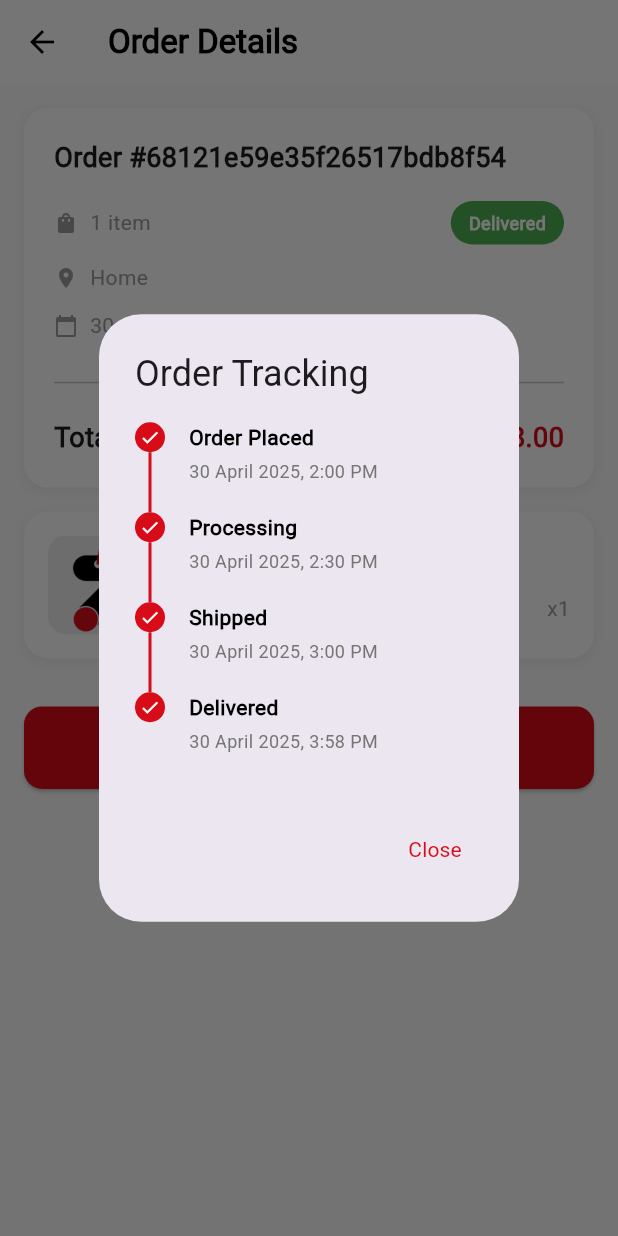
After one commit to itiswd/Z-Store, a Flutter app: the OrderDetailsScreen screen opened directly, after a tap on "Track Order", on a phone screen of 412 x 824 dp. The commit adds this screen. Run offline on Flutter 3.47's test engine with Material 3 defaults, Android fonts, the phone set to English and light mode, and no system bars; our stand-ins replace carousel_slider, flutter_screenutil.

```diff
--- /dev/null
+++ b/lib/features/home/presentation/pages/details.dart
@@ -0,0 +1,381 @@
+// ignore_for_file: deprecated_member_use
+
+import 'package:flutter/material.dart';
+import 'package:flutter_screenutil/flutter_screenutil.dart';
+
+class OrderDetailsScreen extends StatelessWidget {
+  final String orderId;
+  final String status;
+  final String total;
+  final String date;
+
+  const OrderDetailsScreen({
+    super.key,
+    required this.orderId,
+    required this.status,
+    required this.total,
+    required this.date,
+  });
+
+  @override
+  Widget build(BuildContext context) {
+    return Scaffold(
+      backgroundColor: Colors.grey[50],
+      appBar: AppBar(
+        backgroundColor: Colors.white,
+        elevation: 0,
+        leading: IconButton(
+          icon: const Icon(Icons.arrow_back, color: Colors.black),
+          onPressed: () => Navigator.pop(context),
+        ),
+        title: const Text(
+          'Order Details',
+          style: TextStyle(color: Colors.black, fontWeight: FontWeight.bold),
+        ),
+      ),
+      body: SingleChildScrollView(
+        child: Column(
+          children: [
+            // Order Summary Card
+            Container(
+              width: double.infinity,
+              margin: const EdgeInsets.all(16.0),
+              padding: const EdgeInsets.all(20.0),
+              decoration: BoxDecoration(
+                color: Colors.white,
+                borderRadius: BorderRadius.circular(16),
+                boxShadow: [
+                  BoxShadow(
+                    color: Colors.grey.withOpacity(0.1),
+                    spreadRadius: 1,
+                    blurRadius: 4,
+                    offset: const Offset(0, 2),
+                  ),
+                ],
+              ),
+              child: Column(
+                crossAxisAlignment: CrossAxisAlignment.start,
+                children: [
+                  Text(
+                    'Order #$orderId',
+                    style: const TextStyle(
+                      fontSize: 18,
+                      fontWeight: FontWeight.bold,
+                    ),
+                  ),
+                  const SizedBox(height: 16),
+                  Row(
+                    children: [
+                      const Icon(
+                        Icons.shopping_bag,
+                        size: 16,
+                        color: Colors.grey,
+                      ),
+                      const SizedBox(width: 8),
+                      const Text(
+                        '1 item',
+                        style: TextStyle(color: Colors.grey),
+                      ),
+                      const Spacer(),
+                      Container(
+                        padding: const EdgeInsets.symmetric(
+                          horizontal: 12,
+                          vertical: 6,
+                        ),
+                        decoration: BoxDecoration(
+                          color: Colors.green,
+                          borderRadius: BorderRadius.circular(20),
+                        ),
+                        child: Text(
+                          status,
+                          style: const TextStyle(
+                            color: Colors.white,
+                            fontSize: 12,
+                            fontWeight: FontWeight.bold,
+                          ),
+                        ),
+                      ),
+                    ],
+                  ),
+                  const SizedBox(height: 12),
+                  Row(
+                    children: [
+                      const Icon(
+                        Icons.location_on,
+                        size: 16,
+                        color: Colors.grey,
+                      ),
+                      const SizedBox(width: 8),
+                      const Text('Home', style: TextStyle(color: Colors.grey)),
+                    ],
+                  ),
+                  const SizedBox(height: 12),
+                  Row(
+                    children: [
+                      const Icon(
+                        Icons.calendar_today,
+                        size: 16,
+                        color: Colors.grey,
+                      ),
+                      const SizedBox(width: 8),
+                      Text(date, style: const TextStyle(color: Colors.grey)),
+                    ],
+                  ),
+                  const SizedBox(height: 20),
+                  const Divider(),
+                  const SizedBox(height: 16),
+                  Row(
+                    mainAxisAlignment: MainAxisAlignment.spaceBetween,
+                    children: [
+                      const Text(
+                        'Total',
+                        style: TextStyle(
+                          fontSize: 18,
+                          fontWeight: FontWeight.bold,
+                        ),
+                      ),
+                      Text(
+                        'EGP $total',
+                        style: const TextStyle(
+                          fontSize: 18,
+                          fontWeight: FontWeight.bold,
+                          color: Color.fromARGB(255, 216, 11, 25),
+                        ),
+                      ),
+                    ],
+                  ),
+                ],
+              ),
+            ),
+
+            // Product Item Card
+            Container(
+              width: double.infinity,
+              margin: const EdgeInsets.symmetric(horizontal: 16.0),
+              padding: const EdgeInsets.all(16.0),
+              decoration: BoxDecoration(
+                color: Colors.white,
+                borderRadius: BorderRadius.circular(16),
+                boxShadow: [
+                  BoxShadow(
+                    color: Colors.grey.withOpacity(0.1),
+                    spreadRadius: 1,
+                    blurRadius: 4,
+                    offset: const Offset(0, 2),
+                  ),
+                ],
+              ),
+              child: Row(
+                children: [
+                  Container(
+                    width: 80.w,
+                    height: 60.w,
+                    decoration: BoxDecoration(
+                      color: Colors.grey[100],
+                      borderRadius: BorderRadius.circular(12),
+                    ),
+                    child: ClipRRect(
+                      borderRadius: BorderRadius.circular(12),
+                      child: Image.asset(
+                        'assets/images/img.png', // You can replace with the actual image
+                        fit: BoxFit.cover,
+                        errorBuilder: (context, error, stackTrace) {
+                          return Container(
+                            color: Colors.grey[200],
+                            child: const Icon(
+                              Icons.computer,
+                              color: Colors.grey,
+                              size: 30,
+                            ),
+                          );
+                        },
+                      ),
+                    ),
+                  ),
+                  const SizedBox(width: 16),
+                  Expanded(
+                    child: Column(
+                      crossAxisAlignment: CrossAxisAlignment.start,
+                      children: [
+                        const Text(
+                          'Z-Cafe',
+                          style: TextStyle(
+                            fontSize: 16,
+                            fontWeight: FontWeight.bold,
+                          ),
+                        ),
+                        const SizedBox(height: 8),
+                        Row(
+                          mainAxisAlignment: MainAxisAlignment.spaceBetween,
+                          children: [
+                            const Text(
+                              '2998',
+                              style: TextStyle(
+                                fontSize: 14,
+                                fontWeight: FontWeight.bold,
+                              ),
+                            ),
+                            const Text(
+                              'x1',
+                              style: TextStyle(
+                                fontSize: 14,
+                                color: Colors.grey,
+                              ),
+                            ),
+                          ],
+                        ),
+                      ],
+                    ),
+                  ),
+                ],
+              ),
+            ),
+
+            const SizedBox(height: 32),
+
+            // Track Order Button
+            Container(
+              width: double.infinity,
+              margin: const EdgeInsets.symmetric(horizontal: 16.0),
+              child: ElevatedButton(
+                onPressed: () {
+                  // Add tracking functionality
+                  _showTrackingDialog(context);
+                },
+                style: ElevatedButton.styleFrom(
+                  backgroundColor: const Color.fromARGB(255, 216, 11, 25),
+                  padding: const EdgeInsets.symmetric(vertical: 16),
+                  shape: RoundedRectangleBorder(
+                    borderRadius: BorderRadius.circular(12),
+                  ),
+                ),
+                child: const Text(
+                  'Track Order',
+                  style: TextStyle(
+                    color: Colors.white,
+                    fontSize: 16,
+                    fontWeight: FontWeight.bold,
+                  ),
+                ),
+              ),
+            ),
+
+            const SizedBox(height: 32),
+          ],
+        ),
+      ),
+    );
+  }
+
+  void _showTrackingDialog(BuildContext context) {
+    showDialog(
+      context: context,
+      builder: (BuildContext context) {
+        return AlertDialog(
+          title: const Text('Order Tracking'),
+          content: Column(
+            mainAxisSize: MainAxisSize.min,
+            children: [
+              _buildTrackingStep(
+                'Order Placed',
+                '30 April 2025, 2:00 PM',
+                true,
+                true,
+              ),
+              _buildTrackingStep(
+                'Processing',
+                '30 April 2025, 2:30 PM',
+                true,
+                true,
+              ),
+              _buildTrackingStep(
+                'Shipped',
+                '30 April 2025, 3:00 PM',
+                true,
+                true,
+              ),
+              _buildTrackingStep(
+                'Delivered',
+                '30 April 2025, 3:58 PM',
+                true,
+                false,
+              ),
+            ],
+          ),
+          actions: [
+            TextButton(
+              onPressed: () => Navigator.pop(context),
+              child: const Text(
+                'Close',
+                style: TextStyle(color: Color.fromARGB(255, 216, 11, 25)),
+              ),
+            ),
+          ],
+        );
+      },
+    );
+  }
+
+  Widget _buildTrackingStep(
+    String title,
+    String time,
+    bool isCompleted,
+    bool hasNextStep,
+  ) {
+    return Row(
+      crossAxisAlignment: CrossAxisAlignment.start,
+      children: [
+        Column(
+          children: [
+            Container(
+              width: 20,
+              height: 20,
+              decoration: BoxDecoration(
+                color: isCompleted
+                    ? const Color.fromARGB(255, 216, 11, 25)
+                    : Colors.grey[300],
+                shape: BoxShape.circle,
+              ),
+              child: isCompleted
+                  ? const Icon(Icons.check, color: Colors.white, size: 14)
+                  : null,
+            ),
+            if (hasNextStep)
+              Container(
+                width: 2,
+                height: 40,
+                color: isCompleted
+                    ? const Color.fromARGB(255, 216, 11, 25)
+                    : Colors.grey[300],
+              ),
+          ],
+        ),
+        const SizedBox(width: 16),
+        Expanded(
+          child: Column(
+            crossAxisAlignment: CrossAxisAlignment.start,
+            children: [
+              Text(
+                title,
+                style: TextStyle(
+                  fontSize: 14,
+                  fontWeight: FontWeight.bold,
+                  color: isCompleted ? Colors.black : Colors.grey,
+                ),
+              ),
+              const SizedBox(height: 4),
+              Text(
+                time,
+                style: TextStyle(
+                  fontSize: 12,
+                  color: isCompleted ? Colors.grey[600] : Colors.grey[400],
+                ),
+              ),
+              const SizedBox(height: 16),
+            ],
+          ),
+        ),
+      ],
+    );
+  }
+}
--- a/lib/features/home/presentation/widgets/product_card.dart
+++ b/lib/features/home/presentation/widgets/product_card.dart
@@ -1,5 +1,6 @@
 import 'package:flutter/material.dart';
 import 'package:flutter_screenutil/flutter_screenutil.dart';
+import 'package:zag_store/features/home/presentation/pages/details.dart';
 
 class ProductCard extends StatelessWidget {
   final String title;
@@ -15,7 +16,21 @@ class ProductCard extends StatelessWidget {
 
   @override
   Widget build(BuildContext context) {
-    return Container(
+    return InkWell(
+      onTap: () {
+        Navigator.push(
+          context,
+          MaterialPageRoute(
+            builder: (context) => OrderDetailsScreen(
+              orderId: '68121e59e35f26517bdb8f54',
+              status: 'Delivered',
+              total: '2,998.00',
+              date: '30, April 2025 at 3:58 PM',
+            ),
+          ),
+        );
+      },
+      child: Container(
         width: 160.w,
         height: 202.h,
         margin: EdgeInsets.all(2),
@@ -43,7 +58,10 @@ class ProductCard extends StatelessWidget {
                 child: Text(
                   title,
                   overflow: TextOverflow.ellipsis,
-                style: TextStyle(fontSize: 14.sp, fontWeight: FontWeight.bold),
+                  style: TextStyle(
+                    fontSize: 14.sp,
+                    fontWeight: FontWeight.bold,
+                  ),
                 ),
               ),
             ),
@@ -90,6 +108,7 @@ class ProductCard extends StatelessWidget {
             ),
           ],
         ),
+      ),
     );
   }
 }
--- a/lib/features/home/presentation/widgets/product_list_card.dart
+++ b/lib/features/home/presentation/widgets/product_list_card.dart
@@ -1,5 +1,6 @@
 import 'package:flutter/material.dart';
 import 'package:flutter_screenutil/flutter_screenutil.dart';
+import 'package:zag_store/features/home/presentation/pages/details.dart';
 
 class ProductListCard extends StatelessWidget {
   final String title;
@@ -21,7 +22,21 @@ class ProductListCard extends StatelessWidget {
 
   @override
   Widget build(BuildContext context) {
-    return Card(
+    return InkWell(
+      onTap: () {
+        Navigator.push(
+          context,
+          MaterialPageRoute(
+            builder: (context) => OrderDetailsScreen(
+              orderId: '68121e59e35f26517bdb8f54',
+              status: 'Delivered',
+              total: '2,998.00',
+              date: '30, April 2025 at 3:58 PM',
+            ),
+          ),
+        );
+      },
+      child: Card(
         elevation: 2,
         color: Colors.white,
         shape: RoundedRectangleBorder(borderRadius: BorderRadius.circular(16)),
@@ -125,6 +140,7 @@ class ProductListCard extends StatelessWidget {
             ],
           ),
         ),
+      ),
     );
   }
 }
```
Also changed, not shown: lib/features/home/presentation/pages/checkout.dart (+21 -1 lines), lib/features/home/presentation/pages/success.dart (added, +235 -0 lines). Lines whose indentation alone changed are shown as unchanged.
